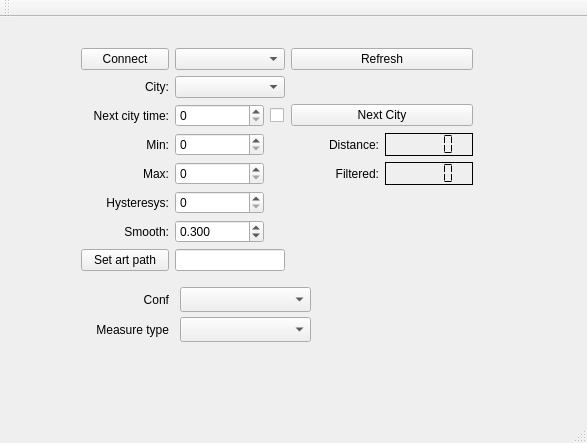
This is mainwindow.ui in vvranjek/ugraffiti as Qt 5 draws it before an edit. The edited form follows.
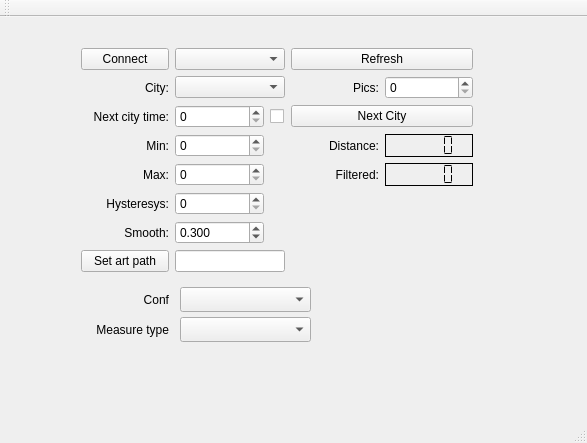
This is the edited form.

Diff of the .ui file:
```diff
--- a/mainwindow.ui
+++ b/mainwindow.ui
@@ -20,7 +20,7 @@
       <x>70</x>
       <y>20</y>
       <width>414</width>
-      <height>249</height>
+      <height>250</height>
      </rect>
     </property>
     <layout class="QGridLayout" name="gridLayout">
@@ -239,6 +239,23 @@
        </property>
       </widget>
      </item>
+     <item row="1" column="4">
+      <widget class="QSpinBox" name="maxPicspinBox">
+       <property name="maximum">
+        <number>99999</number>
+       </property>
+      </widget>
+     </item>
+     <item row="1" column="3">
+      <widget class="QLabel" name="label_11">
+       <property name="text">
+        <string>Pics:</string>
+       </property>
+       <property name="alignment">
+        <set>Qt::AlignRight|Qt::AlignTrailing|Qt::AlignVCenter</set>
+       </property>
+      </widget>
+     </item>
     </layout>
    </widget>
    <widget class="QComboBox" name="confComboBox">
```
